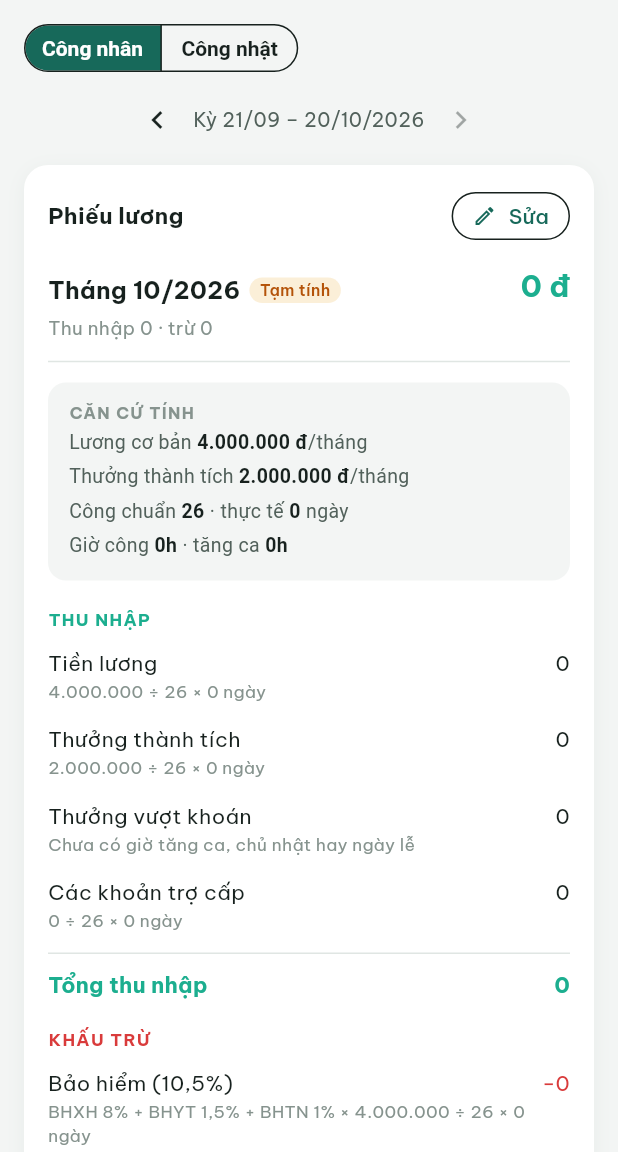
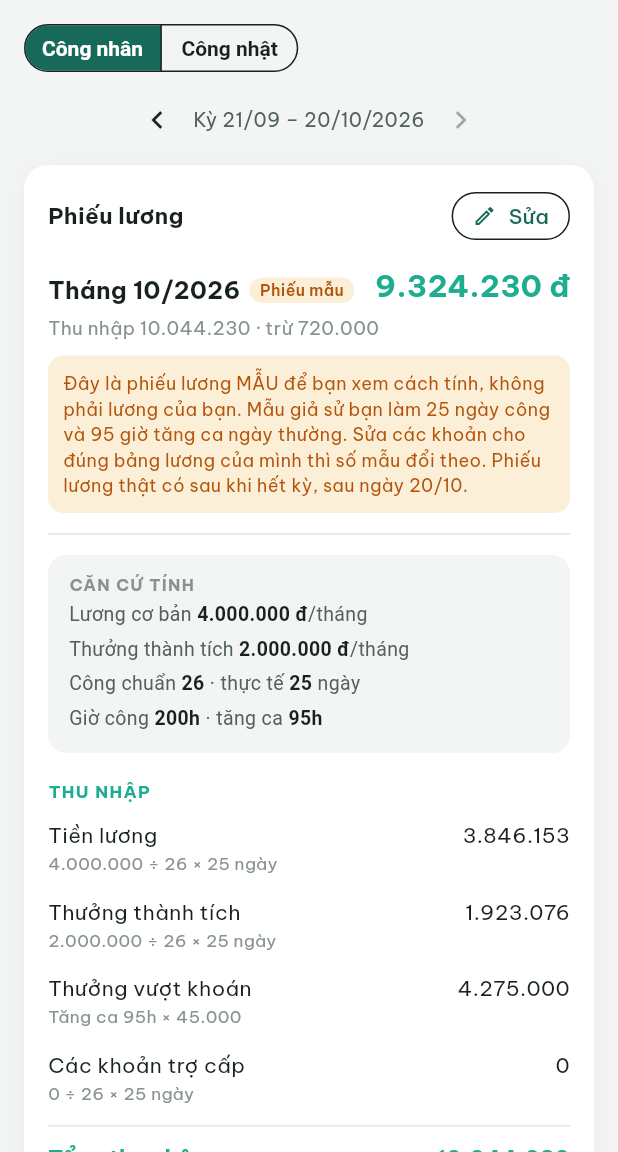
Before and after one commit to AissNguyen/cham-cong-don-gian, a Flutter app: the SettingsScreen screen opened directly, on a phone screen of 412 x 824 dp, the part 84-1236 px from its top. Run offline on Flutter 3.47's test engine with Material 3 defaults, Android fonts, the phone set to English and light mode, and no system bars; our stand-ins replace cloud_firestore, file_picker, firebase_analytics, firebase_core, firebase_crashlytics, firebase_remote_config and 7 more; missing offline and left inert: android_alarm_manager_plus, excel, flutter_foreground_task, home_widget; accounts and stored records are empty.

Commit message:
Phiếu lương chỉ tính khi hết kỳ, thêm phiếu lương mẫu cho người mới
- Thẻ Phiếu lương ở Cài đặt: kỳ đang chạy hiện "Chưa chốt", không hiện số
  tiền nào đã tính; kỳ đã hết thì hiện đủ như trước. Thống kê nhanh ở màn
  chính giữ nguyên công thức.
- Người chưa có kỳ nào được chốt thấy phiếu lương mẫu (25 ngày công, 95 giờ
  tăng ca giá ngày thường), ghi rõ là mẫu.
- Bảo hiểm: kỳ theo tháng nghỉ không lương từ 14 ngày trở lên thì không trừ.
- Viết lại lưu ý mục 3, thêm lưu ý về bảo hiểm; cập nhật tài liệu.

Co-Authored-By: Claude Opus 5.5 <noreply@anthropic.com>

```diff
--- a/lib/domain/payslip.dart
+++ b/lib/domain/payslip.dart
@@ -11,6 +11,9 @@ import 'pay_period.dart';
 
 /// Mã dòng "Đi muộn" (đi muộn trừ tiền). Dòng này không nằm trong danh sách khoản của cài đặt.
 const payItemLate = 'late';
+
+/// Nghỉ không lương từ ngần này ngày làm việc trở lên trong tháng thì tháng đó không đóng bảo hiểm.
+const insuranceSkipUnpaidDays = 14;
 
 /// Một dòng của phiếu lương.
 class PayslipLine {
@@ -351,6 +354,13 @@ Payslip computePayslip({
         }
         final periodAmount = percent ? base * item.amount / 100 : item.amount;
         final amountText = percent ? '${_percentHow(item)} × $baseText' : _money(item.amount);
+        // Bảo hiểm: tháng nào nghỉ không lương từ 14 ngày làm việc trở lên thì tháng đó không đóng.
+        final unpaidDays = std - workDays - paidLeaveDays.length;
+        if (item.id == payItemInsurance && ended && monthFraction == 1 && unpaidDays >= insuranceSkipUnpaidDays) {
+          amount = 0;
+          how = 'Nghỉ không lương từ $insuranceSkipUnpaidDays ngày trở lên nên kỳ này không đóng';
+          break;
+        }
         // Hết kỳ (và kỳ có ngày công): khoản khấu trừ cố định / theo % tính đủ.
         final full = deduction && ended && workDays > 0;
         if (full || cappedRatio >= 1) {
@@ -401,6 +411,57 @@ Payslip computePayslip({
   );
 }
 
+/// Phiếu lương mẫu cho người mới: tính bằng đúng các con số đang cài nhưng với ngày công giả định.
+class SamplePayslip {
+  const SamplePayslip({required this.slip, required this.days, required this.overtimeHours});
+
+  final Payslip slip;
+
+  /// Số ngày công giả định (mỗi ngày đủ 8 giờ).
+  final int days;
+
+  /// Tổng giờ tăng ca giả định, tính theo giá tăng ca ngày thường.
+  final int overtimeHours;
+}
+
+/// Phiếu lương mẫu của [period]: giả sử làm 25 ngày công và 95 giờ tăng ca ngày thường (kỳ nửa tháng
+/// thì 12 ngày, 47 giờ), không đi muộn, không nghỉ, kỳ đã hết nên khấu trừ tính đủ. Chỉ để người mới
+/// nhìn cho dễ hiểu; không dùng dữ liệu chấm công thật.
+SamplePayslip computeSamplePayslip({required AppSettings settings, required PayPeriod period}) {
+  final monthly = settings.payPeriod.type == PayPeriodType.monthly;
+  // Ngày làm giả định: các ngày T2–T7 đầu kỳ, 07:00–16:00 (8 giờ công) rồi tăng ca tiếp. Bỏ ngày lễ và
+  // khung tăng ca để số giờ ra đúng như giả định.
+  final sample = settings.copyWith(
+    workStart: const Clock(7, 0),
+    workEnd: const Clock(16, 0),
+    overtimeBrackets: const [],
+    holidays: const [],
+  );
+  final workDates = <DateTime>[];
+  final target = monthly ? 25 : 12;
+  for (var d = period.start; !d.isAfter(period.end) && workDates.length < target; d = DateTime(d.year, d.month, d.day + 1)) {
+    if (d.weekday != DateTime.sunday) workDates.add(d);
+  }
+  final overtimeHours = monthly ? 95 : 47;
+  final perDay = workDates.isEmpty ? 0 : overtimeHours * 60 ~/ workDates.length;
+  final extra = workDates.isEmpty ? 0 : overtimeHours * 60 - perDay * workDates.length;
+  final records = <DateTime, DayRecord>{
+    for (final (i, d) in workDates.indexed)
+      d: DayRecord(
+        date: d,
+        checkIn: DateTime(d.year, d.month, d.day, 7),
+        checkOut: DateTime(d.year, d.month, d.day, 16, perDay + (i == 0 ? extra : 0)),
+      ),
+  };
+  final slip = computePayslip(
+    settings: sample,
+    period: period,
+    recordOf: (date) => records[dateOnly(date)] ?? DayRecord(date: dateOnly(date)),
+    now: DateTime(period.end.year, period.end.month, period.end.day + 1, 12),
+  );
+  return SamplePayslip(slip: slip, days: workDates.length, overtimeHours: overtimeHours);
+}
+
 /// Dòng giải thích Tiền lương của công nhật. Mọi giờ cùng giá lương ngày ÷ 8 thì ghi gọn
 /// "350.000 ÷ 8 × 89 giờ"; có giá khác thì liệt kê từng giá.
 String _dailySalaryHow(AppSettings settings, Map<double, int> groups) {
--- a/lib/ui/settings/payslip_card.dart
+++ b/lib/ui/settings/payslip_card.dart
@@ -207,6 +207,14 @@ class _PayslipCardState extends State<PayslipCard> {
     if (item != null) await _updateItems((list) => [...list, item]);
   }
 
+  /// Đã có phiếu lương nào được chốt chưa: có ngày chấm đủ vào/ra thuộc một kỳ đã hết.
+  bool _hasSettledPayslip(DateTime today) {
+    final currentStart = periodContaining(today, store.settings.payPeriod).start;
+    return store.records.values.any(
+      (r) => r.checkIn != null && r.checkOut != null && dateOnly(r.date).isBefore(currentStart),
+    );
+  }
+
   String _title(PayPeriod p) {
     final cfg = settings.payPeriod;
     if (cfg.type == PayPeriodType.semiMonthly) {
@@ -220,7 +228,12 @@ class _PayslipCardState extends State<PayslipCard> {
   Widget build(BuildContext context) {
     final now = widget.now ?? DateTime.now();
     final period = _periodAt(dateOnly(now));
-    final slip = computePayslip(settings: store.settings, period: period, recordOf: store.recordFor, now: now);
+    final real = computePayslip(settings: store.settings, period: period, recordOf: store.recordFor, now: now);
+    // Người chưa có phiếu lương nào được chốt thì kỳ đang chạy hiện phiếu lương mẫu thay cho dấu "—".
+    final sample = !real.ended && !_hasSettledPayslip(dateOnly(now))
+        ? computeSamplePayslip(settings: store.settings, period: period)
+        : null;
+    final slip = sample?.slip ?? real;
     final colors = context.appColors;
     final pc = PayslipColors.of(context);
     final worker = settings.workerKind == WorkerKind.worker;
@@ -267,12 +280,12 @@ class _PayslipCardState extends State<PayslipCard> {
                       spacing: 6,
                       children: [
                         Text(_title(period), style: const TextStyle(fontSize: 16, fontWeight: FontWeight.w700)),
-                        if (!slip.ended)
+                        if (!real.ended)
                           Container(
                             padding: const EdgeInsets.symmetric(horizontal: 7, vertical: 1),
                             decoration: BoxDecoration(color: colors.warnSoft, borderRadius: BorderRadius.circular(99)),
                             child: Text(
-                              'Tạm tính',
+                              sample != null ? 'Phiếu mẫu' : 'Chưa chốt',
                               style: TextStyle(fontSize: 10.5, fontWeight: FontWeight.w600, color: colors.warn),
                             ),
                           ),
@@ -280,7 +293,7 @@ class _PayslipCardState extends State<PayslipCard> {
                     ),
                   ),
                   Text(
-                    fmtMoney(slip.net),
+                    slip.ended ? fmtMoney(slip.net) : _pendingMark,
                     key: const ValueKey('payslip-net'),
                     style: TextStyle(fontSize: 20, fontWeight: FontWeight.w700, color: pc.plus),
                   ),
@@ -288,21 +301,45 @@ class _PayslipCardState extends State<PayslipCard> {
               ),
               const SizedBox(height: 4),
               Text(
-                'Thu nhập ${fmtMoney(slip.totalIncome, unit: false)} · trừ ${fmtMoney(slip.totalDeduction, unit: false)}',
+                slip.ended
+                    ? 'Thu nhập ${fmtMoney(slip.totalIncome, unit: false)} · trừ ${fmtMoney(slip.totalDeduction, unit: false)}'
+                    : 'Phiếu lương chỉ được tính khi hết kỳ, sau ngày ${fmtDM(period.end)}.',
                 style: TextStyle(fontSize: 12.5, color: colors.ink3),
+              ),
+              if (sample != null)
+                Container(
+                  key: const ValueKey('payslip-sample-note'),
+                  margin: const EdgeInsets.only(top: 10),
+                  padding: const EdgeInsets.all(10),
+                  decoration: BoxDecoration(color: colors.warnSoft, borderRadius: BorderRadius.circular(10)),
+                  child: Text(
+                    'Đây là phiếu lương MẪU để bạn xem cách tính, không phải lương của bạn. Mẫu giả sử bạn làm '
+                    '${sample.days} ngày công và ${sample.overtimeHours} giờ tăng ca ngày thường. Sửa các khoản '
+                    'cho đúng bảng lương của mình thì số mẫu đổi theo. Phiếu lương thật có sau khi hết kỳ, sau ngày '
+                    '${fmtDM(period.end)}.',
+                    style: TextStyle(fontSize: 12, color: colors.warn, height: 1.45),
+                  ),
                 ),
               Divider(height: 28, color: context.appColors.line),
               _basisBlock(context, slip, period, worker),
               _sectionLabel('THU NHẬP', pc.plus),
-              for (final line in slip.incomes) _lineRow(context, line, worker),
+              for (final line in slip.incomes) _lineRow(context, line, worker, pending: !slip.ended),
               if (_editing) _addButton('Thêm khoản thu nhập', PayslipSection.income),
-              _totalRow('Tổng thu nhập', fmtMoney(slip.totalIncome, unit: false), pc.plus),
+              _totalRow(
+                'Tổng thu nhập',
+                slip.ended ? fmtMoney(slip.totalIncome, unit: false) : _pendingMark,
+                pc.plus,
+              ),
               _sectionLabel('KHẤU TRỪ', pc.minus),
-              for (final line in slip.deductions) _lineRow(context, line, worker),
+              // Kỳ chưa chốt thì chưa có dòng tự sinh (Đi muộn), chỉ hiện các khoản đã cài.
+              for (final line in slip.deductions)
+                if (slip.ended || line.item != null) _lineRow(context, line, worker, pending: !slip.ended),
               if (_editing) _addButton('Thêm khoản khấu trừ', PayslipSection.deduction),
               _totalRow(
                 'Tổng khấu trừ',
-                slip.totalDeduction > 0 ? '−${fmtMoney(slip.totalDeduction, unit: false)}' : '0',
+                !slip.ended
+                    ? _pendingMark
+                    : (slip.totalDeduction > 0 ? '−${fmtMoney(slip.totalDeduction, unit: false)}' : '0'),
                 pc.minus,
               ),
               const SizedBox(height: 18),
@@ -316,15 +353,24 @@ class _PayslipCardState extends State<PayslipCard> {
                   children: [
                     Expanded(
                       child: Text(
-                        'THỰC NHẬN',
+                        sample != null ? 'THỰC NHẬN (MẪU)' : 'THỰC NHẬN',
                         style: TextStyle(fontSize: 12.5, letterSpacing: 0.8, fontWeight: FontWeight.w700, color: pc.netInk),
                       ),
                     ),
                     Text(
-                      fmtMoney(slip.net),
+                      slip.ended ? fmtMoney(slip.net) : _pendingMark,
                       style: TextStyle(fontSize: 19, fontWeight: FontWeight.w700, color: pc.netInk),
                     ),
                   ],
+                ),
+              ),
+              if (!slip.ended)
+                Padding(
+                  padding: const EdgeInsets.only(top: 8),
+                  child: Text(
+                    'Kỳ này chưa chốt nên phiếu lương chưa tính. Số ước tính đang chạy xem ở thẻ thu nhập ngoài '
+                    'màn chính.',
+                    style: TextStyle(fontSize: 12, color: colors.ink3, height: 1.45),
                   ),
                 ),
               if (worker) const _CalcNotes(),
@@ -362,6 +408,10 @@ class _PayslipCardState extends State<PayslipCard> {
                     ],
                     const TextSpan(text: '\nCông chuẩn '),
                     b(fmtN(slip.standardDays)),
+                    // Ngày công, giờ công chỉ hiện khi kỳ đã chốt.
+                    if (!slip.ended)
+                      const TextSpan(text: ' ngày')
+                    else ...[
                       const TextSpan(text: ' · thực tế '),
                       b(fmtN(slip.workDays)),
                       const TextSpan(text: ' ngày'),
@@ -374,12 +424,13 @@ class _PayslipCardState extends State<PayslipCard> {
                       b(fmtHours(slip.normalMinutes)),
                       const TextSpan(text: ' · tăng ca '),
                       b(fmtHours(slip.overtimeMinutes)),
+                    ],
                   ]
                 : [
                     const TextSpan(text: 'Lương cơ bản '),
                     b(fmtMoney(settings.dailyWage)),
-                    const TextSpan(text: '/ngày\nTổng giờ công '),
-                    b(fmtHours(hours)),
+                    const TextSpan(text: '/ngày'),
+                    if (slip.ended) ...[const TextSpan(text: '\nTổng giờ công '), b(fmtHours(hours))],
                   ],
           ),
         ),
@@ -483,7 +534,31 @@ class _PayslipCardState extends State<PayslipCard> {
     }
   }
 
-  Widget _lineRow(BuildContext context, PayslipLine line, bool worker) {
+  /// Chỗ của số tiền khi kỳ chưa chốt.
+  static const _pendingMark = '—';
+
+  /// Dòng nhỏ dưới tên khoản khi kỳ chưa chốt: nói cách sẽ tính, không tính ra số.
+  String _pendingHow(PayslipLine line, bool worker) {
+    final item = line.item;
+    if (item == null) return '';
+    switch (item.calcMethod) {
+      case IncomeCalcMethod.salary:
+        return worker ? 'Lương cơ bản ÷ công chuẩn × ngày công' : 'Lương ngày ÷ 8 × số giờ làm';
+      case IncomeCalcMethod.overtime:
+        return 'Giờ tăng ca, chủ nhật, ngày lễ × giá trong bảng lương/giờ';
+      case IncomeCalcMethod.perWorkDay:
+        final gate = item.activeAfter;
+        return '${fmtMoney(item.amount, unit: false)} × số ngày ${gate == null ? 'đi làm' : 'làm qua ${gate.formatted}'}';
+      case IncomeCalcMethod.percentOfBaseSalary:
+        return worker ? '${fmtPercent(item.amount)}% lương cơ bản' : '${fmtPercent(item.amount)}% tiền lương';
+      case IncomeCalcMethod.fixed:
+        if (item.inBasis && worker) return '${fmtMoney(item.amount, unit: false)} ÷ công chuẩn × ngày công';
+        return '${fmtMoney(item.amount, unit: false)} mỗi kỳ';
+    }
+  }
+
+  /// [pending]: kỳ chưa chốt, không hiện số tiền đã tính.
+  Widget _lineRow(BuildContext context, PayslipLine line, bool worker, {bool pending = false}) {
     final colors = context.appColors;
     final pc = PayslipColors.of(context);
     final item = line.item;
@@ -499,8 +574,10 @@ class _PayslipCardState extends State<PayslipCard> {
     final editInline = _editing && !auto;
     // Công nhật: dòng Tiền lương là cách tính chính, không xóa được.
     final deletable = _editing && item != null && !(item.calcMethod == IncomeCalcMethod.salary && !worker);
-    final how = editInline ? _editHow(item, worker) : line.how;
-    final amountText = minus ? '−${fmtMoney(line.amount, unit: false)}' : fmtMoney(line.amount, unit: false);
+    final how = editInline ? _editHow(item, worker) : (pending ? _pendingHow(line, worker) : line.how);
+    final amountText = pending
+        ? _pendingMark
+        : (minus ? '−${fmtMoney(line.amount, unit: false)}' : fmtMoney(line.amount, unit: false));
 
     return Padding(
       padding: const EdgeInsets.symmetric(vertical: 7),
@@ -630,9 +707,12 @@ class _CalcNotesState extends State<_CalcNotes> {
     'Phiếu lương mang tính chất ước lượng. Mức lương nhận được phụ thuộc vào người tính lương cho bạn, nên '
         'khi nhận được lương thật, hãy nhập lại số tiền ở mục "Thống kê thu nhập theo kỳ" bên lịch chấm công '
         'để tính tổng chính xác hơn.',
-    'Các khoản cố định như công đoàn phí, trợ cấp, bảo hiểm thực tế được tính một lần vào cuối tháng, '
-        'nhưng app sẽ chia đều cho số ngày công chuẩn để ước tính sát theo từng ngày bạn đi làm; khi hết kỳ, '
-        'các khoản khấu trừ cố định (bảo hiểm, công đoàn phí) sẽ được tính đủ.',
+    'Ở phần thống kê nhanh (thẻ thu nhập ngoài màn chính), các khoản cố định như công đoàn phí, trợ cấp, bảo '
+        'hiểm được chia đều cho số ngày công chuẩn để ước tính sát theo từng ngày bạn đi làm. Phiếu lương thì '
+        'chỉ tính khi hết kỳ; lúc đó các khoản khấu trừ cố định (bảo hiểm, công đoàn phí) được tính đủ và tổng '
+        'của kỳ lấy theo phiếu lương.',
+    'Bảo hiểm tính trên đủ lương cơ bản dù không đủ ngày công. Riêng tháng nào nghỉ không lương từ 14 ngày làm '
+        'việc trở lên thì tháng đó không trừ bảo hiểm.',
     'Chủ nhật và ngày lễ không tính các khoản cố định. Làm những ngày đó chỉ được tính tiền tăng ca.',
     'Ngày nghỉ có lương được tính một ngày lương cơ bản.',
   ];
```
Also changed, not shown: 5 other files. Lines whose indentation alone changed are shown as unchanged.
